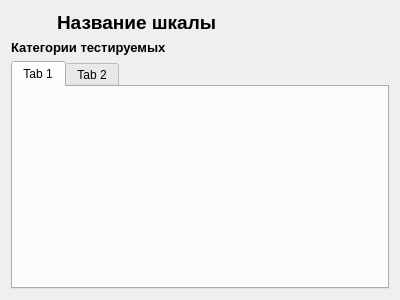
Qt form Modules/ScaleStatistics/View/ScaleStatisticsForm.ui (maks1596/professional-qualities-admin) before a commit.
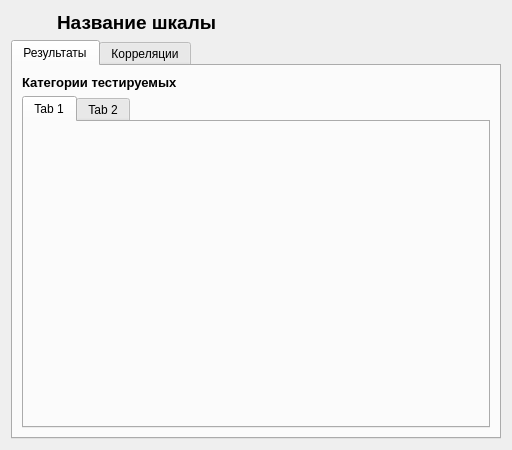
The same form after that commit. Icons and pictures are not drawn.

Commit message: end-of-day-commit

```diff
--- a/Modules/ScaleStatistics/View/ScaleStatisticsForm.ui
+++ b/Modules/ScaleStatistics/View/ScaleStatisticsForm.ui
@@ -6,8 +6,8 @@
    <rect>
     <x>0</x>
     <y>0</y>
-    <width>400</width>
-    <height>300</height>
+    <width>512</width>
+    <height>450</height>
    </rect>
   </property>
   <property name="windowTitle">
@@ -65,6 +65,19 @@
     </layout>
    </item>
    <item>
+    <widget class="QTabWidget" name="statisticsTabWidget">
+     <property name="currentIndex">
+      <number>0</number>
+     </property>
+     <property name="usesScrollButtons">
+      <bool>false</bool>
+     </property>
+     <widget class="QWidget" name="tab_3">
+      <attribute name="title">
+       <string>Результаты</string>
+      </attribute>
+      <layout class="QVBoxLayout" name="verticalLayout_2">
+       <item>
     <widget class="QLabel" name="label_2">
      <property name="font">
       <font>
@@ -103,6 +116,15 @@
      <widget class="QWidget" name="tab_2">
       <attribute name="title">
        <string>Tab 2</string>
+          </attribute>
+         </widget>
+        </widget>
+       </item>
+      </layout>
+     </widget>
+     <widget class="QWidget" name="tab_4">
+      <attribute name="title">
+       <string>Корреляции</string>
       </attribute>
      </widget>
     </widget>
```
Lines whose indentation alone changed are shown as unchanged.
